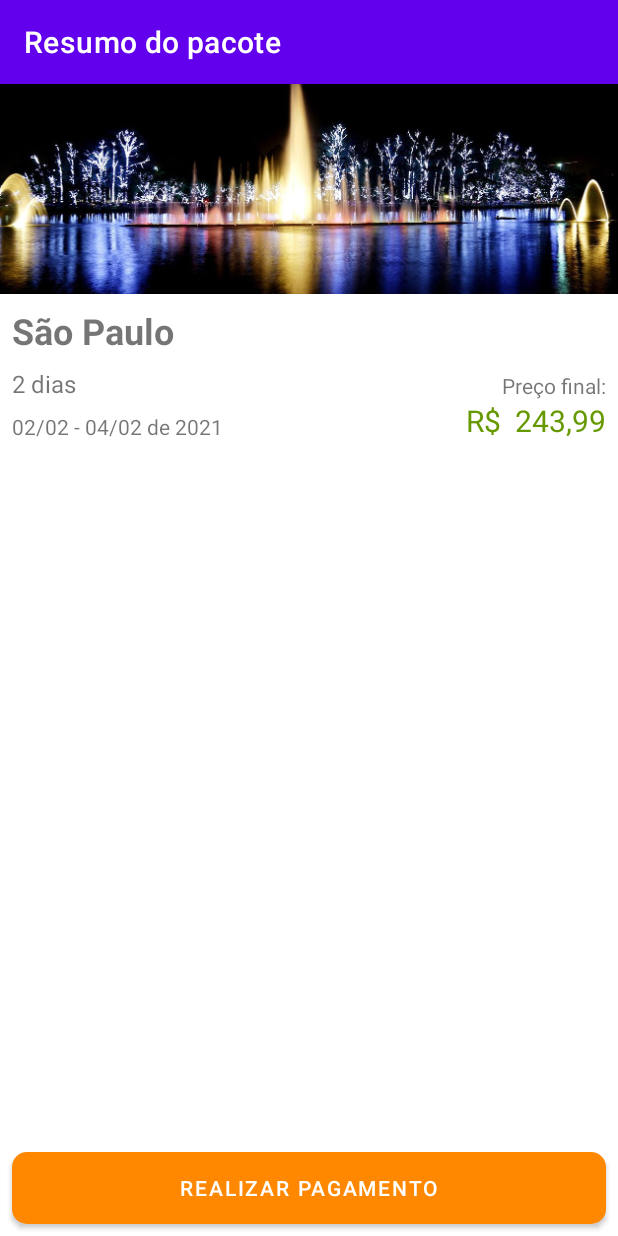
After one commit to RafaelKSalvador/bolsa_compasso_UOL, an Android app: the ResumoPacoteActivity screen opened directly, with no data from a screen before it, on a phone screen of 412 x 824 dp. The commit adds this screen. Run offline under Robolectric (Android 15) with nearby library versions, the phone set to English and light mode, and no system bars.

Commit message:
Layouts Android parte 2: Boas práticas para criação de telas.

```diff
--- a/app/src/main/AndroidManifest.xml
+++ b/app/src/main/AndroidManifest.xml
@@ -9,6 +9,7 @@
         android:roundIcon="@mipmap/ic_launcher_round"
         android:supportsRtl="true"
         android:theme="@style/Theme.AluraViagens">
+        <activity android:name=".ui.activity.ResumoPacoteActivity"></activity>
         <activity android:name=".ui.aluraviagens.ListaPacotesActivity">
             <intent-filter>
                 <action android:name="android.intent.action.MAIN" />
--- a/app/src/main/java/com/example/aluraviagens/ui/activity/ListaPacotesActivity.java
+++ b/app/src/main/java/com/example/aluraviagens/ui/activity/ListaPacotesActivity.java
@@ -2,6 +2,7 @@ package com.example.aluraviagens.ui.activity;
 
 import androidx.appcompat.app.AppCompatActivity;
 
+import android.content.Intent;
 import android.os.Bundle;
 import android.widget.ListView;
 
@@ -23,6 +24,9 @@ public class ListaPacotesActivity extends AppCompatActivity {
 
         setTitle(TITULO_APPBAR);
         configuraLista();
+
+        Intent intent = new Intent(this, ResumoPacoteActivity.class);
+        startActivity(intent);
     }
 
     private void configuraLista() {
--- /dev/null
+++ b/app/src/main/java/com/example/aluraviagens/ui/activity/ResumoPacoteActivity.java
@@ -0,0 +1,70 @@
+package com.example.aluraviagens.ui.activity;
+
+import androidx.appcompat.app.AppCompatActivity;
+
+import android.graphics.drawable.Drawable;
+import android.os.Bundle;
+import android.widget.ImageView;
+import android.widget.TextView;
+
+import com.example.aluraviagens.R;
+import com.example.aluraviagens.model.Pacote;
+import com.example.aluraviagens.util.DataUtil;
+import com.example.aluraviagens.util.DiasUtil;
+import com.example.aluraviagens.util.MoedaUtil;
+import com.example.aluraviagens.util.ResourceUtil;
+
+
+import java.math.BigDecimal;
+
+
+public class ResumoPacoteActivity extends AppCompatActivity {
+
+    public static final String TITULO_APPBAR = "Resumo do pacote";
+
+    @Override
+    protected void onCreate(Bundle savedInstanceState) {
+        super.onCreate(savedInstanceState);
+        setContentView(R.layout.activity_resumo_pacote);
+
+        setTitle(TITULO_APPBAR);
+
+        Pacote pacoteSaoPaulo = new Pacote("São Paulo", "sao_paulo_sp", 2,
+                new BigDecimal("243.99"));
+
+        mostraLocal(pacoteSaoPaulo);
+        mostraImagem(pacoteSaoPaulo);
+        mostraDias(pacoteSaoPaulo);
+        mostraPreco(pacoteSaoPaulo);
+        mostraData(pacoteSaoPaulo);
+    }
+
+    private void mostraData(Pacote pacote) {
+        TextView data = findViewById(R.id.resumo_pacote_data);
+        String dataFormatadaDaViagem = DataUtil.periodoEmTexto(pacote.getDias());
+        data.setText(dataFormatadaDaViagem);
+    }
+
+    private void mostraPreco(Pacote pacote) {
+        TextView preco = findViewById(R.id.resumo_pacote_preco);
+        String moedaBrasileira = MoedaUtil.formataParaBrasileiro(pacote.getPreco());
+        preco.setText(moedaBrasileira);
+    }
+
+    private void mostraDias(Pacote pacote) {
+        TextView dias = findViewById(R.id.resumo_pacote_dias);
+        String diasEmTexto = DiasUtil.formataEmTexto(pacote.getDias());
+        dias.setText(diasEmTexto);
+    }
+
+    private void mostraImagem(Pacote pacote) {
+        ImageView imagem = findViewById(R.id.resumo_pacote_imagem);
+        Drawable drawableDoPacote = ResourceUtil.devolveDrawable(this, pacote.getImagem());
+        imagem.setImageDrawable(drawableDoPacote);
+    }
+
+    private void mostraLocal(Pacote pacote) {
+        TextView local = findViewById(R.id.resumo_pacote_local);
+        local.setText(pacote.getLocal());
+    }
+}
--- /dev/null
+++ b/app/src/main/java/com/example/aluraviagens/util/DataUtil.java
@@ -0,0 +1,20 @@
+package com.example.aluraviagens.util;
+
+import java.text.SimpleDateFormat;
+import java.util.Calendar;
+
+public class DataUtil {
+
+    public static final String DIA_E_MES = "dd/MM";
+
+    public static String periodoEmTexto(int dias) {
+        Calendar dataIda = Calendar.getInstance();
+        Calendar dataVolta = Calendar.getInstance();
+        dataVolta.add(Calendar.DATE, dias);
+        SimpleDateFormat formatoBrasileiro = new SimpleDateFormat(DIA_E_MES);
+        String dataFormatadaIda = formatoBrasileiro.format(dataIda.getTime());
+        String dataFormatadaVolta = formatoBrasileiro.format(dataVolta.getTime());
+        return dataFormatadaIda + " - " + dataFormatadaVolta + " de " +
+                dataVolta.get(Calendar.YEAR);
+    }
+}
--- /dev/null
+++ b/app/src/main/res/drawable/botao_redondo_laranja.xml
@@ -0,0 +1,6 @@
+<?xml version="1.0" encoding="utf-8"?>
+<shape xmlns:android="http://schemas.android.com/apk/res/android"
+    android:shape="rectangle">
+    <solid android:color="@android:color/holo_orange_dark" />
+    <corners android:radius="10dp" />
+</shape>
--- /dev/null
+++ b/app/src/main/res/layout/activity_resumo_pacote.xml
@@ -0,0 +1,91 @@
+<?xml version="1.0" encoding="utf-8"?>
+<androidx.constraintlayout.widget.ConstraintLayout xmlns:android="http://schemas.android.com/apk/res/android"
+    xmlns:app="http://schemas.android.com/apk/res-auto"
+    xmlns:tools="http://schemas.android.com/tools"
+    android:layout_width="match_parent"
+    android:layout_height="match_parent">
+
+    <ImageView
+        android:id="@+id/resumo_pacote_imagem"
+        android:layout_width="0dp"
+        android:layout_height="140dp"
+        android:contentDescription="@string/imagem_do_pacote"
+        android:scaleType="centerCrop"
+        app:layout_constraintBottom_toBottomOf="parent"
+        app:layout_constraintEnd_toEndOf="parent"
+        app:layout_constraintStart_toStartOf="parent"
+        app:layout_constraintTop_toTopOf="parent"
+        app:layout_constraintVertical_bias="0.0"
+        tools:srcCompat="@drawable/sao_paulo_sp" />
+
+    <TextView
+        android:id="@+id/resumo_pacote_local"
+        android:layout_width="wrap_content"
+        android:layout_height="wrap_content"
+        android:layout_marginStart="8dp"
+        android:layout_marginTop="8dp"
+        android:textSize="24sp"
+        android:textStyle="bold"
+        app:layout_constraintStart_toStartOf="parent"
+        app:layout_constraintTop_toBottomOf="@+id/resumo_pacote_imagem"
+        tools:text="São Paulo" />
+
+    <TextView
+        android:id="@+id/resumo_pacote_dias"
+        android:layout_width="wrap_content"
+        android:layout_height="wrap_content"
+        android:layout_marginTop="8dp"
+        android:textSize="16sp"
+        app:layout_constraintStart_toStartOf="@+id/resumo_pacote_local"
+        app:layout_constraintTop_toBottomOf="@+id/resumo_pacote_local"
+        tools:text="2 dias" />
+
+    <TextView
+        android:id="@+id/resumo_pacote_data"
+        android:layout_width="0dp"
+        android:layout_height="wrap_content"
+        android:layout_marginTop="8dp"
+        android:layout_marginEnd="8dp"
+        app:layout_constraintEnd_toStartOf="@+id/resumo_pacote_preco"
+        app:layout_constraintStart_toStartOf="@+id/resumo_pacote_dias"
+        app:layout_constraintTop_toBottomOf="@+id/resumo_pacote_dias"
+        tools:text="08/12 - 10/12 de 2017" />
+
+    <TextView
+        android:id="@+id/resumo_pacote_preco"
+        android:layout_width="0dp"
+        android:layout_height="wrap_content"
+        android:layout_marginEnd="8dp"
+        android:textAlignment="textEnd"
+        android:textColor="@android:color/holo_green_dark"
+        android:textSize="20sp"
+        app:layout_constraintBottom_toBottomOf="@+id/resumo_pacote_data"
+        app:layout_constraintEnd_toEndOf="parent"
+        app:layout_constraintStart_toEndOf="@+id/resumo_pacote_data"
+        tools:text="R$ 243,99" />
+
+    <TextView
+        android:id="@+id/resumo_pacote_preco_final"
+        android:layout_width="wrap_content"
+        android:layout_height="wrap_content"
+        android:text="@string/preco_final"
+        app:layout_constraintBottom_toTopOf="@+id/resumo_pacote_preco"
+        app:layout_constraintEnd_toEndOf="@+id/resumo_pacote_preco" />
+
+    <Button
+        android:id="@+id/resumo_pacote_botao_realiza_pagamento"
+        android:layout_width="0dp"
+        android:layout_height="wrap_content"
+        android:layout_marginStart="8dp"
+        android:layout_marginTop="8dp"
+        android:layout_marginEnd="8dp"
+        android:layout_marginBottom="8dp"
+        android:background="@drawable/botao_redondo_laranja"
+        android:text="@string/realizar_pagamento"
+        app:backgroundTint="@android:color/holo_orange_dark"
+        app:layout_constraintBottom_toBottomOf="parent"
+        app:layout_constraintEnd_toEndOf="parent"
+        app:layout_constraintStart_toStartOf="parent"
+        app:layout_constraintTop_toTopOf="parent"
+        app:layout_constraintVertical_bias="1.0" />
+</androidx.constraintlayout.widget.ConstraintLayout>
--- a/app/src/main/res/values/strings.xml
+++ b/app/src/main/res/values/strings.xml
@@ -3,4 +3,7 @@
     <string name="especiais">Especiais</string>
     <string name="pais">Brasil</string>
     <string name="conteudo_do_banner_inicial">Banner inicial dos pacotes</string>
+    <string name="preco_final">Preço final:</string>
+    <string name="realizar_pagamento">Realizar pagamento</string>
+    <string name="imagem_do_pacote">imagem do pacote</string>
 </resources>
```
